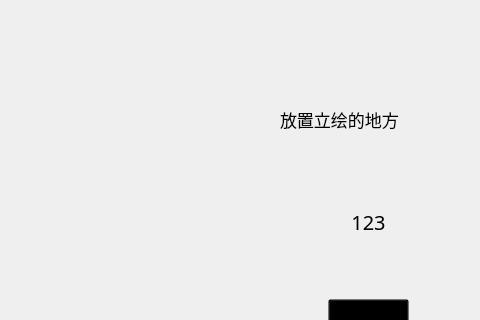
Old version of the form code/window/gamewindow.ui in the repository YXHXianYu/2022-BJTU-DataStructure-FinalProject; both pictures show x 320 to 800 and y 0 to 320 of the 800 by 600 pixel window.
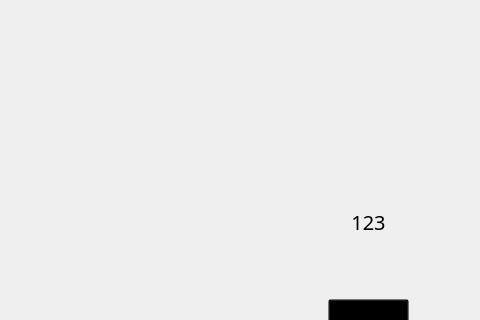
New version of the form. Icons and pictures are not drawn.

What changed in the file:
```diff
--- a/code/window/gamewindow.ui
+++ b/code/window/gamewindow.ui
@@ -106,7 +106,7 @@
       </font>
      </property>
      <property name="text">
-      <string>放置立绘的地方</string>
+      <string/>
      </property>
     </widget>
     <widget class="QLabel" name="score_bar">
```
Left out of the diff: 2 changed lines with no effect on the pictures.
